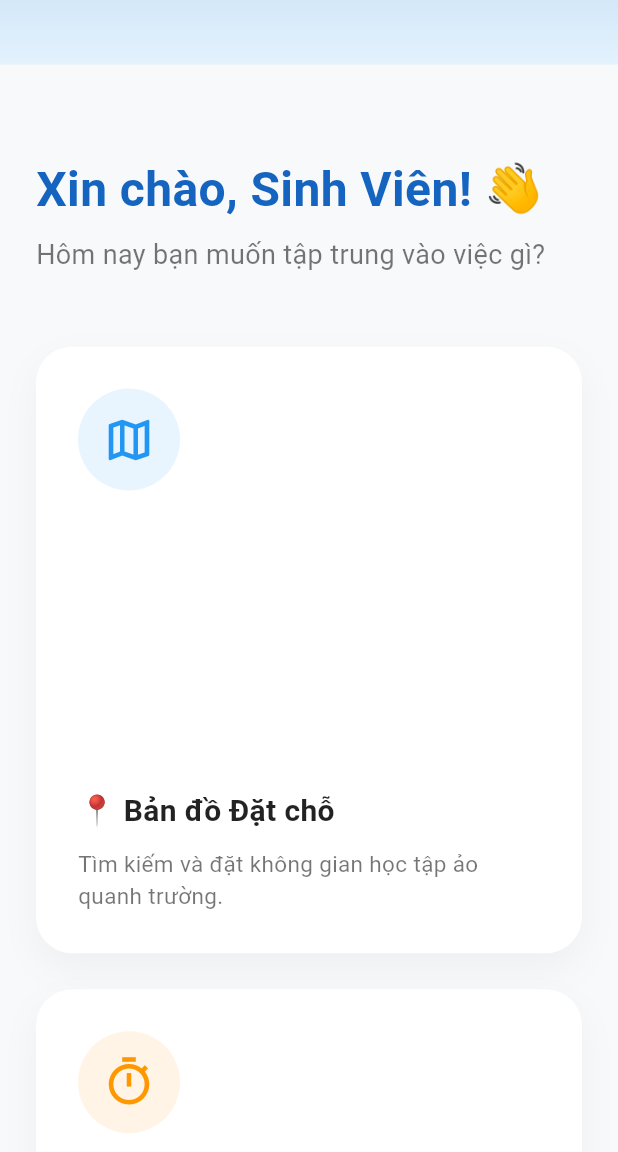
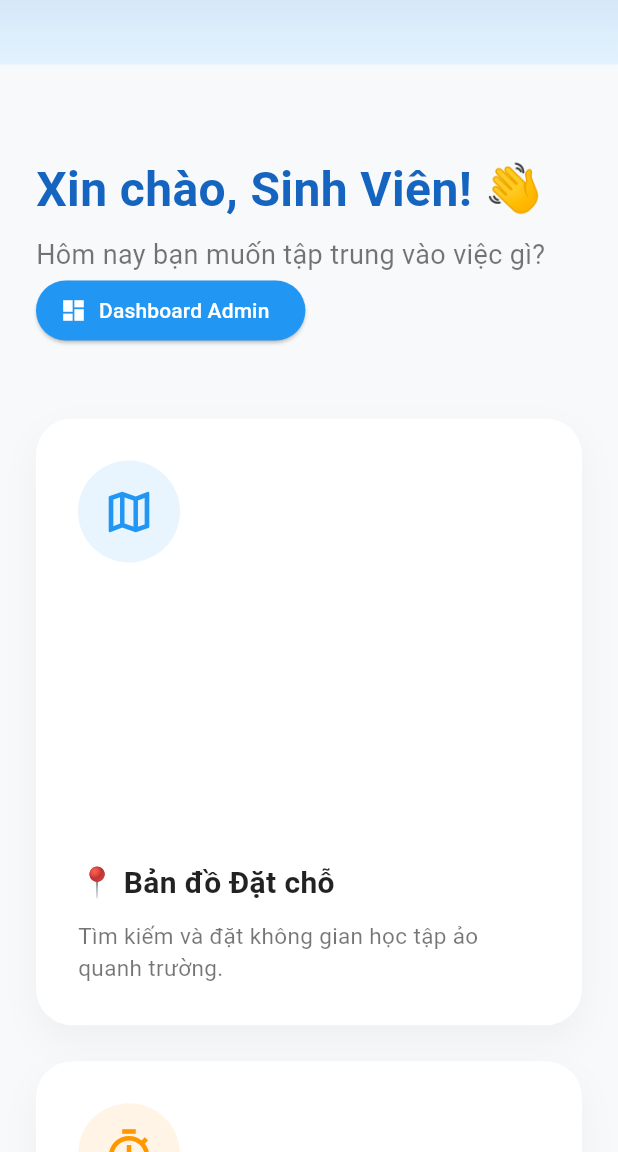
Before and after one commit to DangHuy1302/smartedu_hub, a Flutter app: the screen it shows after launch, scrolled down 576 dp, on a phone screen of 412 x 824 dp, the part 84-1236 px from its top. Run offline on Flutter 3.47's test engine with Material 3 defaults, Android fonts, the phone set to English and light mode, and no system bars; our stand-ins replace cloud_firestore, equatable, firebase_auth, firebase_core, flutter_map, google_sign_in and 1 more; accounts and stored records are empty.

Commit message:
Dan: tich hop admin button va cac dich vu email zoho

```diff
--- /dev/null
+++ b/lib/screens/admin_button.dart
@@ -0,0 +1,22 @@
+import 'package:flutter/material.dart';
+import 'package:url_launcher/url_launcher.dart';
+
+class AdminButton extends StatelessWidget {
+  const AdminButton({super.key});
+
+  @override
+  Widget build(BuildContext context) {
+    return ElevatedButton.icon(
+      onPressed: () => launchUrl(
+        Uri.parse('https://levandan123321--bookings-admin-dashboard.retool.app'),
+        mode: LaunchMode.externalApplication,
+      ),
+      icon: const Icon(Icons.dashboard),
+      label: const Text('Dashboard Admin'),
+      style: ElevatedButton.styleFrom(
+        backgroundColor: Colors.blue,
+        foregroundColor: Colors.white,
+      ),
+    );
+  }
+}
--- a/lib/screens/home_screen.dart
+++ b/lib/screens/home_screen.dart
@@ -1,6 +1,7 @@
 import 'package:flutter/material.dart';
 import '../services/google_sign_in_service.dart';
 import 'package:firebase_auth/firebase_auth.dart';
+import 'admin_button.dart';
 
 class HomeScreen extends StatefulWidget {
   const HomeScreen({super.key});
@@ -100,6 +101,7 @@ class _HomeScreenState extends State<HomeScreen> {
                     'Hôm nay bạn muốn tập trung vào việc gì?',
                     style: TextStyle(fontSize: 18, color: Colors.black54),
                   ),
+                  const AdminButton(),
                   const SizedBox(height: 48),
 
                   // Khối Chức năng chính (Grid View)
--- a/pubspec.yaml
+++ b/pubspec.yaml
@@ -31,6 +31,8 @@ dependencies:
   flutter:
     sdk: flutter
 
+
+
   # The following adds the Cupertino Icons font to your application.
   # Use with the CupertinoIcons class for iOS style icons.
   cupertino_icons: ^1.0.8
@@ -42,6 +44,7 @@ dependencies:
 
   flutter_map: ^4.0.0
   latlong2: ^0.8.2
+  url_launcher: ^6.3.2
 
 dev_dependencies:
   flutter_test:
```
Also changed, not shown: lib/screens/booking_screen.dart (+24 -2 lines), lib/services/email_service.dart (added, +15 -0 lines), lib/services/zoho_form_service.dart (added, +8 -0 lines), pubspec.lock, 7 other files.
